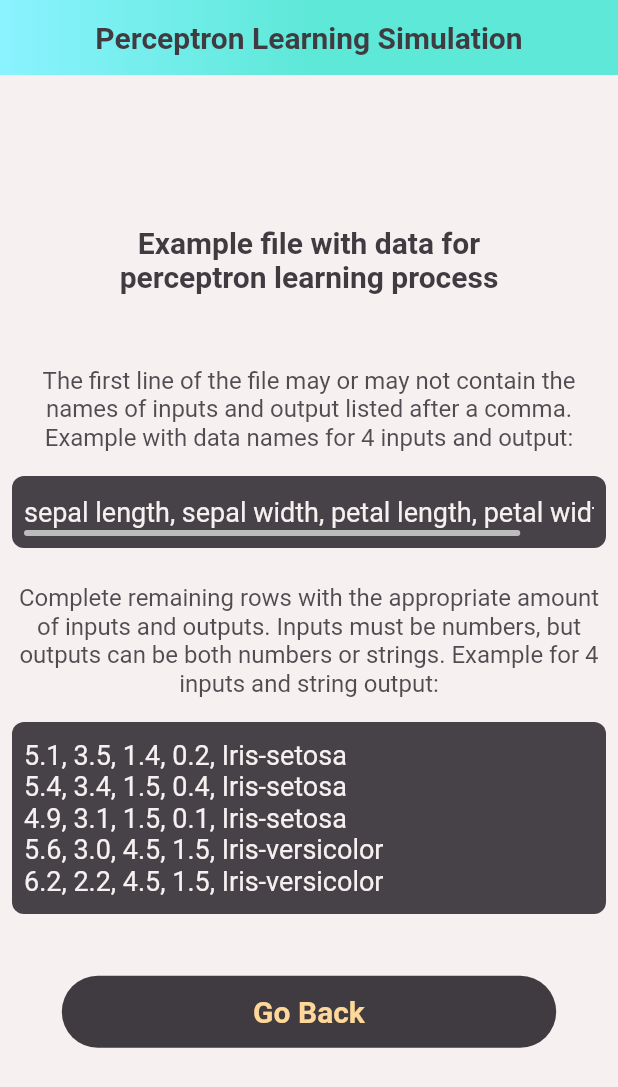
After one commit to TR0U8L3-gif/flutter_perceptron_simulation, a Flutter app: the DataInfoScreen screen opened by its route, on a phone screen of 412 x 824 dp. The commit adds this screen. Shown: the top 1087 px of the screen. Run offline on Flutter 3.47's test engine with Material 2 defaults, Android fonts, the phone set to English and light mode, and no system bars; our stand-ins replace get.

Commit message:
Load Example Data File
Added load_example_data_screen.dart Screen with animations,
Set up Perceptron Controller

```diff
--- /dev/null
+++ b/assets/data/data.txt
@@ -0,0 +1,101 @@
+sepal length, sepal width, petal length, petal width, type
+5.1,3.5,1.4,0.2,Iris-setosa
+4.9,3.0,1.4,0.2,Iris-setosa
+4.7,3.2,1.3,0.2,Iris-setosa
+4.6,3.1,1.5,0.2,Iris-setosa
+5.0,3.6,1.4,0.2,Iris-setosa
+5.4,3.9,1.7,0.4,Iris-setosa
+4.6,3.4,1.4,0.3,Iris-setosa
+5.0,3.4,1.5,0.2,Iris-setosa
+4.4,2.9,1.4,0.2,Iris-setosa
+4.9,3.1,1.5,0.1,Iris-setosa
+5.4,3.7,1.5,0.2,Iris-setosa
+4.8,3.4,1.6,0.2,Iris-setosa
+4.8,3.0,1.4,0.1,Iris-setosa
+4.3,3.0,1.1,0.1,Iris-setosa
+5.8,4.0,1.2,0.2,Iris-setosa
+5.7,4.4,1.5,0.4,Iris-setosa
+5.4,3.9,1.3,0.4,Iris-setosa
+5.1,3.5,1.4,0.3,Iris-setosa
+5.7,3.8,1.7,0.3,Iris-setosa
+5.1,3.8,1.5,0.3,Iris-setosa
+5.4,3.4,1.7,0.2,Iris-setosa
+5.1,3.7,1.5,0.4,Iris-setosa
+4.6,3.6,1.0,0.2,Iris-setosa
+5.1,3.3,1.7,0.5,Iris-setosa
+4.8,3.4,1.9,0.2,Iris-setosa
+5.0,3.0,1.6,0.2,Iris-setosa
+5.0,3.4,1.6,0.4,Iris-setosa
+5.2,3.5,1.5,0.2,Iris-setosa
+5.2,3.4,1.4,0.2,Iris-setosa
+4.7,3.2,1.6,0.2,Iris-setosa
+4.8,3.1,1.6,0.2,Iris-setosa
+5.4,3.4,1.5,0.4,Iris-setosa
+5.2,4.1,1.5,0.1,Iris-setosa
+5.5,4.2,1.4,0.2,Iris-setosa
+4.9,3.1,1.5,0.1,Iris-setosa
+5.0,3.2,1.2,0.2,Iris-setosa
+5.5,3.5,1.3,0.2,Iris-setosa
+4.9,3.1,1.5,0.1,Iris-setosa
+4.4,3.0,1.3,0.2,Iris-setosa
+5.1,3.4,1.5,0.2,Iris-setosa
+5.0,3.5,1.3,0.3,Iris-setosa
+4.5,2.3,1.3,0.3,Iris-setosa
+4.4,3.2,1.3,0.2,Iris-setosa
+5.0,3.5,1.6,0.6,Iris-setosa
+5.1,3.8,1.9,0.4,Iris-setosa
+4.8,3.0,1.4,0.3,Iris-setosa
+5.1,3.8,1.6,0.2,Iris-setosa
+4.6,3.2,1.4,0.2,Iris-setosa
+5.3,3.7,1.5,0.2,Iris-setosa
+5.0,3.3,1.4,0.2,Iris-setosa
+7.0,3.2,4.7,1.4,Iris-versicolor
+6.4,3.2,4.5,1.5,Iris-versicolor
+6.9,3.1,4.9,1.5,Iris-versicolor
+5.5,2.3,4.0,1.3,Iris-versicolor
+6.5,2.8,4.6,1.5,Iris-versicolor
+5.7,2.8,4.5,1.3,Iris-versicolor
+6.3,3.3,4.7,1.6,Iris-versicolor
+4.9,2.4,3.3,1.0,Iris-versicolor
+6.6,2.9,4.6,1.3,Iris-versicolor
+5.2,2.7,3.9,1.4,Iris-versicolor
+5.0,2.0,3.5,1.0,Iris-versicolor
+5.9,3.0,4.2,1.5,Iris-versicolor
+6.0,2.2,4.0,1.0,Iris-versicolor
+6.1,2.9,4.7,1.4,Iris-versicolor
+5.6,2.9,3.6,1.3,Iris-versicolor
+6.7,3.1,4.4,1.4,Iris-versicolor
+5.6,3.0,4.5,1.5,Iris-versicolor
+5.8,2.7,4.1,1.0,Iris-versicolor
+6.2,2.2,4.5,1.5,Iris-versicolor
+5.6,2.5,3.9,1.1,Iris-versicolor
+5.9,3.2,4.8,1.8,Iris-versicolor
+6.1,2.8,4.0,1.3,Iris-versicolor
+6.3,2.5,4.9,1.5,Iris-versicolor
+6.1,2.8,4.7,1.2,Iris-versicolor
+6.4,2.9,4.3,1.3,Iris-versicolor
+6.6,3.0,4.4,1.4,Iris-versicolor
+6.8,2.8,4.8,1.4,Iris-versicolor
+6.7,3.0,5.0,1.7,Iris-versicolor
+6.0,2.9,4.5,1.5,Iris-versicolor
+5.7,2.6,3.5,1.0,Iris-versicolor
+5.5,2.4,3.8,1.1,Iris-versicolor
+5.5,2.4,3.7,1.0,Iris-versicolor
+5.8,2.7,3.9,1.2,Iris-versicolor
+6.0,2.7,5.1,1.6,Iris-versicolor
+5.4,3.0,4.5,1.5,Iris-versicolor
+6.0,3.4,4.5,1.6,Iris-versicolor
+6.7,3.1,4.7,1.5,Iris-versicolor
+6.3,2.3,4.4,1.3,Iris-versicolor
+5.6,3.0,4.1,1.3,Iris-versicolor
+5.5,2.5,4.0,1.3,Iris-versicolor
+5.5,2.6,4.4,1.2,Iris-versicolor
+6.1,3.0,4.6,1.4,Iris-versicolor
+5.8,2.6,4.0,1.2,Iris-versicolor
+5.0,2.3,3.3,1.0,Iris-versicolor
+5.6,2.7,4.2,1.3,Iris-versicolor
+5.7,3.0,4.2,1.2,Iris-versicolor
+5.7,2.9,4.2,1.3,Iris-versicolor
+6.2,2.9,4.3,1.3,Iris-versicolor
+5.1,2.5,3.0,1.1,Iris-versicolor
+5.7,2.8,4.1,1.3,Iris-versicolor
--- /dev/null
+++ b/lib/core/views/data_info_screen.dart
@@ -0,0 +1,193 @@
+import 'package:get/get.dart';
+import 'package:flutter/material.dart';
+import 'package:perceptron_simulation/tools/utils/constants.dart';
+import 'package:perceptron_simulation/tools/utils/theme_provider.dart';
+import 'package:perceptron_simulation/tools/widgets/app_bar_widget.dart';
+
+class DataInfoScreen extends StatelessWidget {
+  DataInfoScreen({Key? key}) : super(key: key);
+
+  final ScrollController firstScrollController = ScrollController();
+  final ScrollController secondScrollController = ScrollController();
+
+
+  @override
+  Widget build(BuildContext context) {
+    final size = MediaQuery.of(context).size;
+    final padding = min(size.width, size.height) * 0.1;
+    return Scaffold(
+      body: Center(
+        child: SingleChildScrollView(
+          child: Column(
+            mainAxisSize: MainAxisSize.min,
+            children: [
+              Padding(
+                padding: EdgeInsets.symmetric(horizontal: padding),
+                child: Opacity(
+                  opacity: 1,
+                  child: Container(
+                    padding: const EdgeInsets.symmetric(horizontal: 4, vertical: 16),
+                    child: const Text(
+                      "Example file with data for perceptron learning process",
+                      style: TextStyle(fontSize: 20, fontWeight: FontWeight.bold),
+                      textAlign: TextAlign.center,
+
+                    ),
+                  ),
+                ),
+              ),
+              const SizedBox(height: 16,),
+              Opacity(
+                opacity: 0.9,
+                child: Container(
+                  padding: const EdgeInsets.symmetric(horizontal: 4, vertical: 16),
+                  child: const Text(
+                    "The first line of the file may or may not contain the names of inputs and output listed after a comma. Example with data names for 4 inputs and output: ",
+                    style: TextStyle(fontSize: 16),
+                    textAlign: TextAlign.center,
+
+                  ),
+                ),
+              ),
+              Container(
+                width: double.infinity,
+                height: 48,
+                margin: const EdgeInsets.symmetric(horizontal: 8, vertical: 0),
+                padding: const EdgeInsets.all(8),
+                decoration: BoxDecoration(
+                  borderRadius: const BorderRadius.all(Radius.circular(8)),
+                  color: (ColorProvider.isThemeDark() ? ColorProvider.light : ColorProvider.dark).withOpacity(0.96),
+                ),
+                child: Scrollbar(
+                  controller: firstScrollController,
+                  thumbVisibility: true,
+                  radius: const Radius.circular(8),
+                  child: ScrollConfiguration(
+                    behavior: DisableScrollGlow(),
+                    child: SingleChildScrollView(
+                      controller: firstScrollController,
+                      scrollDirection: Axis.horizontal,
+                      child: Center(
+                        child: Text(
+                          "sepal length, sepal width, petal length, petal width, type",
+                          style: TextStyle(fontSize: 18, color: ColorProvider.isThemeDark() ? ColorProvider.dark : ColorProvider.light,),
+                          textAlign: TextAlign.center,
+                          maxLines: 1,
+                          softWrap: false,
+                        ),
+                      ),
+                    ),
+                  ),
+                ),
+              ),
+              const SizedBox(height: 8,),
+              Opacity(
+                opacity: 0.9,
+                child: Container(
+                  padding: const EdgeInsets.symmetric(horizontal: 4, vertical: 16),
+                  child: const Text(
+                    "Complete remaining rows with the appropriate amount of inputs and outputs. Inputs must be numbers, but outputs can be both numbers or strings. Example for 4 inputs and string output: ",
+                    style: TextStyle(fontSize: 16),
+                    textAlign: TextAlign.center,
+
+                  ),
+                ),
+              ),
+              Container(
+                width: double.infinity,
+                height: 128,
+                margin: const EdgeInsets.symmetric(horizontal: 8, vertical: 0),
+                padding: const EdgeInsets.all(8),
+                decoration: BoxDecoration(
+                  borderRadius: const BorderRadius.all(Radius.circular(8)),
+                  color: (ColorProvider.isThemeDark() ? ColorProvider.light : ColorProvider.dark).withOpacity(0.96),
+                ),
+                child: Scrollbar(
+                  controller: secondScrollController,
+                  thumbVisibility: true,
+                  radius: const Radius.circular(8),
+                  child: ScrollConfiguration(
+                    behavior: DisableScrollGlow(),
+                    child: SingleChildScrollView(
+                      controller: secondScrollController,
+                      scrollDirection: Axis.horizontal,
+                      child: Column(
+                        mainAxisSize: MainAxisSize.max,
+                        mainAxisAlignment: MainAxisAlignment.center,
+                        crossAxisAlignment: CrossAxisAlignment.start,
+                        children: [
+                          Text(
+                            "5.1, 3.5, 1.4, 0.2, Iris-setosa",
+                            style: TextStyle(fontSize: 18, color: ColorProvider.isThemeDark() ? ColorProvider.dark : ColorProvider.light,),
+                            textAlign: TextAlign.center,
+                            maxLines: 1,
+                            softWrap: false,
+                          ),
+                          Text(
+                            "5.4, 3.4, 1.5, 0.4, Iris-setosa",
+                            style: TextStyle(fontSize: 18, color: ColorProvider.isThemeDark() ? ColorProvider.dark : ColorProvider.light,),
+                            textAlign: TextAlign.center,
+                            maxLines: 1,
+                            softWrap: false,
+                          ),
+                          Text(
+                            "4.9, 3.1, 1.5, 0.1, Iris-setosa",
+                            style: TextStyle(fontSize: 18, color: ColorProvider.isThemeDark() ? ColorProvider.dark : ColorProvider.light,),
+                            textAlign: TextAlign.center,
+                            maxLines: 1,
+                            softWrap: false,
+                          ),
+                          Text(
+                            "5.6, 3.0, 4.5, 1.5, Iris-versicolor",
+                            style: TextStyle(fontSize: 18, color: ColorProvider.isThemeDark() ? ColorProvider.dark : ColorProvider.light,),
+                            textAlign: TextAlign.center,
+                            maxLines: 1,
+                            softWrap: false,
+                          ),
+                          Text(
+                            "6.2, 2.2, 4.5, 1.5, Iris-versicolor",
+                            style: TextStyle(fontSize: 18, color: ColorProvider.isThemeDark() ? ColorProvider.dark : ColorProvider.light,),
+                            textAlign: TextAlign.center,
+                            maxLines: 1,
+                            softWrap: false,
+                          ),
+                        ],
+                      ),
+                    ),
+                  ),
+                ),
+              ),
+              Padding(
+                padding: EdgeInsets.all(padding),
+                child: InkWell(
+                  borderRadius: const BorderRadius.all(Radius.circular(32)),
+                  onTap: () => Get.back(closeOverlays: true),
+                  child: Container(
+                    width: double.infinity,
+                    height: 48,
+                    decoration: BoxDecoration(
+                      borderRadius: const BorderRadius.all(Radius.circular(32)),
+                      color: ColorProvider.isThemeDark(context)
+                          ? ColorProvider.light
+                          : ColorProvider.dark,
+                    ),
+                    alignment: Alignment.center,
+                    child: Text(
+                      "Go Back",
+                      style: TextStyle(
+                        color: ColorProvider.isThemeDark(context) ? ColorProvider.yellowDark : ColorProvider.yellowLight,
+                        fontWeight: FontWeight.bold,
+                        fontSize: 20,
+                      ),
+                    ),
+                  ),
+                ),
+              ),
+            ],
+          ),
+        ),
+      ),
+      appBar: const GradientAppBar(title: "Perceptron Learning Simulation"),
+    );
+  }
+}
--- a/lib/main.dart
+++ b/lib/main.dart
@@ -25,7 +25,7 @@ class MyApp extends StatelessWidget {
       debugShowCheckedModeBanner: false,
       initialRoute: routeController.getMainRoute,
       getPages: routeController.routes,
-      home: const MainScreen(),
+      home: MainScreen(),
     );
   }
 }
--- a/pubspec.yaml
+++ b/pubspec.yaml
@@ -92,3 +92,4 @@ flutter:
   assets:
     - assets/
     - assets/images/
+    - assets/data/
```
Also changed, not shown: lib/core/controllers/perceptron/perceptron_controller.dart (added, +21 -0 lines), lib/core/controllers/routes/route_controller.dart (+21 -2 lines), lib/core/views/load_example_data_screen.dart (added, +186 -0 lines), lib/core/views/main_screen.dart (+20 -8 lines), lib/generated/assets.dart.
